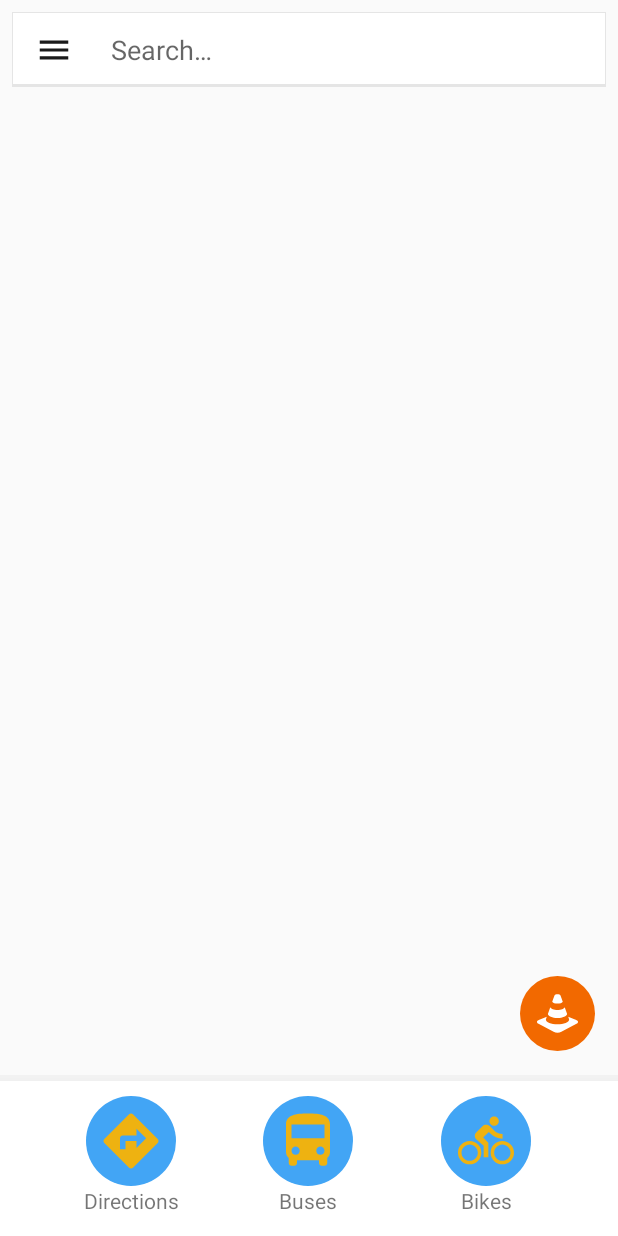
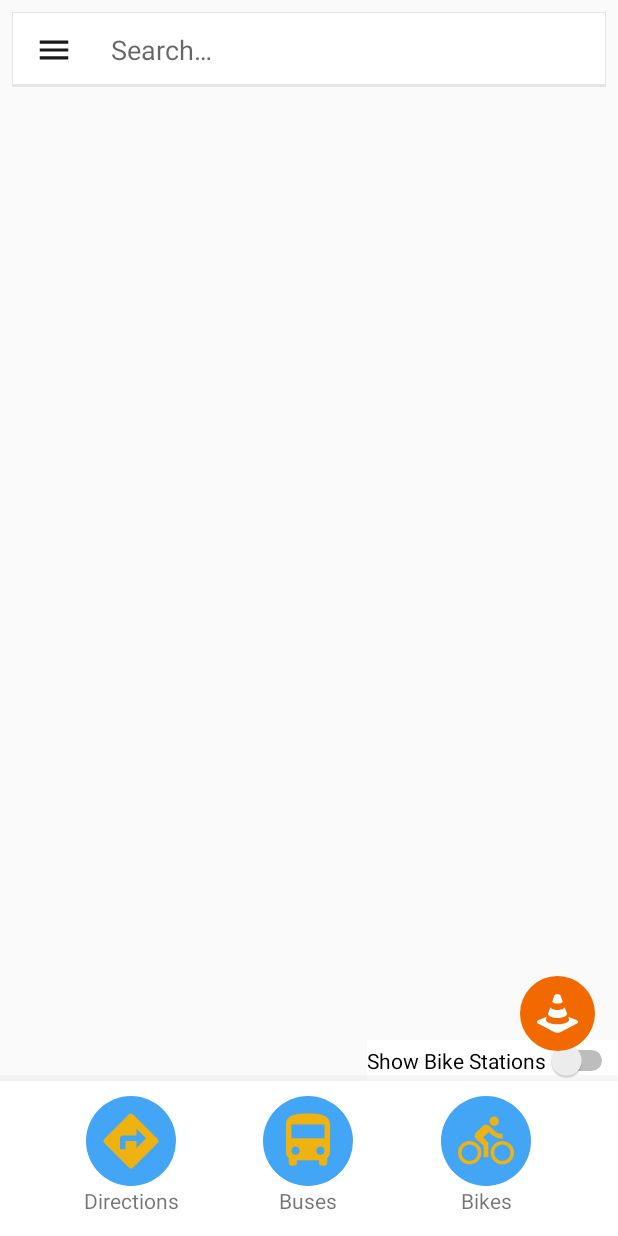
Before and after one commit to spybug/GTCampusNavigation, an Android app: the fragment BikesOverlayFragment placed in its activity, on a phone screen of 412 x 824 dp. Run offline under Robolectric (Android 15) with nearby library versions, the phone set to English and light mode, and no system bars; libraries missing offline, so code that uses them is left out: com.mapbox.mapboxsdk, com.mapbox.services; 9 statements that could not run were skipped.

Commit message:
Added show_bike_station switch to bikes page

```diff
--- a/Android/app/src/main/res/layout/fragment_bikes_overlay.xml
+++ b/Android/app/src/main/res/layout/fragment_bikes_overlay.xml
@@ -7,4 +7,14 @@
     tools:context="com.spybug.gtnav.MainMapOverlayFragment">
 
 
+    <Switch
+        android:id="@+id/bike_station_switch"
+        android:layout_width="wrap_content"
+        android:layout_height="wrap_content"
+        android:layout_alignParentBottom="true"
+        android:layout_alignParentEnd="true"
+        android:layout_gravity="bottom|end"
+        android:background="@color/white"
+        android:text="@string/bike_station_switch_text" />
+
 </RelativeLayout>
--- a/Android/app/src/main/res/values/strings.xml
+++ b/Android/app/src/main/res/values/strings.xml
@@ -4,6 +4,7 @@
     <string name="navigation_drawer_open">Open navigation drawer</string>
     <string name="navigation_drawer_close">Close navigation drawer</string>
     <string name="action_settings">Settings</string>
+    <string name="bike_station_switch_text">Show Bike Stations</string>
 
     <!--Menu items strings-->
     <string name="directions">Directions</string>
```
